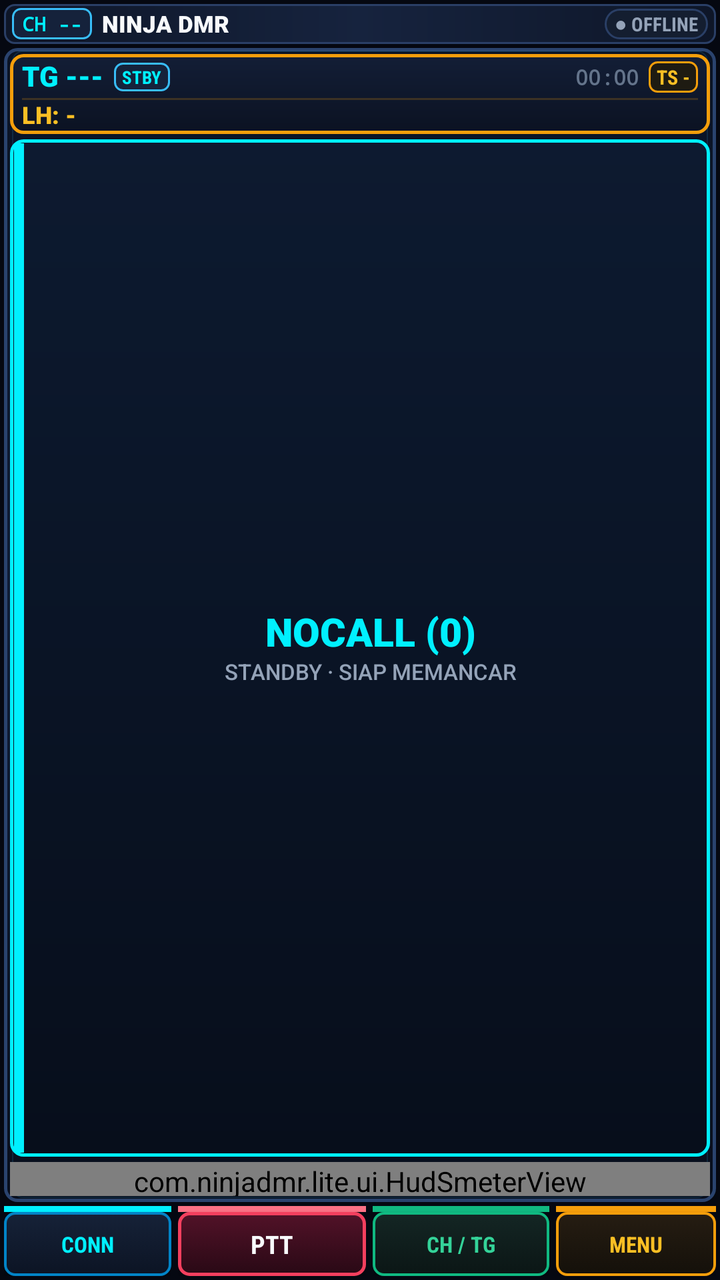
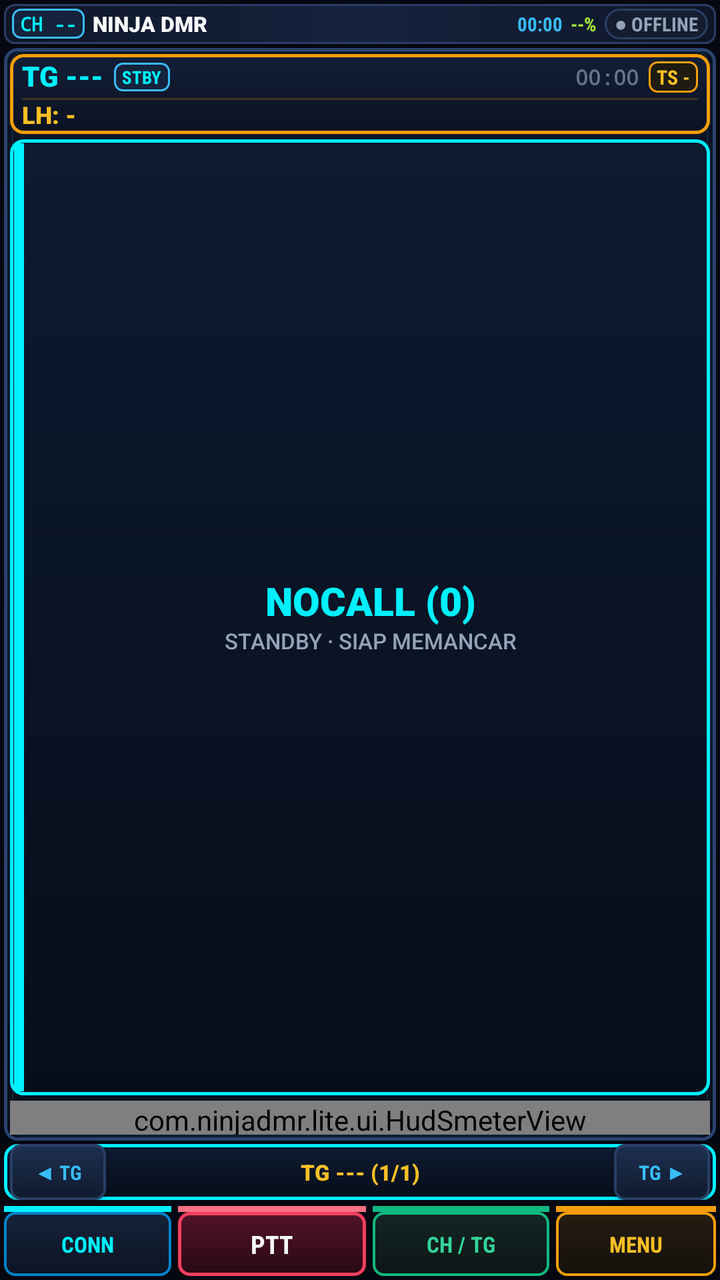

An Android layout rendered at two revisions. The XML below is the earlier revision; the diff shows what the commit changed to produce the second picture.
<!-- AndroidManifest.xml: application theme Theme.NinjaRadioLite -->
<!-- res/layout/activity_main.xml -->
<?xml version="1.0" encoding="utf-8"?>
<LinearLayout xmlns:android="http://schemas.android.com/apk/res/android"
    android:layout_width="match_parent"
    android:layout_height="match_parent"
    android:orientation="vertical"
    android:background="#050811"
    android:padding="2dp">

    
    <LinearLayout
        android:id="@+id/layoutTopBar"
        android:layout_width="match_parent"
        android:layout_height="20dp"
        android:orientation="horizontal"
        android:gravity="center_vertical"
        android:background="@drawable/top_bar_bg"
        android:paddingStart="4dp"
        android:paddingEnd="4dp"
        android:layout_marginBottom="2dp"
        android:clickable="true"
        android:focusable="false">

        <TextView
            android:id="@+id/tvChannelBadge"
            android:layout_width="wrap_content"
            android:layout_height="wrap_content"
            android:text="CH --"
            android:textColor="#00F0FF"
            android:textSize="10sp"
            android:fontFamily="monospace"
            android:textStyle="bold"
            android:background="@drawable/badge_pill"
            android:paddingStart="5dp"
            android:paddingEnd="5dp"
            android:paddingTop="1dp"
            android:paddingBottom="1dp"
            android:layout_marginEnd="5dp" />

        <TextView
            android:id="@+id/tvProfileName"
            android:layout_width="0dp"
            android:layout_height="wrap_content"
            android:layout_weight="1"
            android:text="NINJA DMR"
            android:textColor="#F8FAFC"
            android:textSize="11.5sp"
            android:fontFamily="sans-serif-black"
            android:textStyle="bold"
            android:singleLine="true"
            android:ellipsize="end" />

        <TextView
            android:id="@+id/tvAudioModeBadge"
            android:layout_width="wrap_content"
            android:layout_height="wrap_content"
            android:text="NC+DSP"
            android:textColor="#FBBF24"
            android:textSize="9sp"
            android:fontFamily="sans-serif-condensed"
            android:textStyle="bold"
            android:background="@drawable/badge_ts_amber"
            android:paddingStart="4dp"
            android:paddingEnd="4dp"
            android:paddingTop="1dp"
            android:paddingBottom="1dp"
            android:layout_marginEnd="3dp"
            android:visibility="gone" />

        <TextView
            android:id="@+id/tvStatus"
            android:layout_width="wrap_content"
            android:layout_height="wrap_content"
            android:text="● OFFLINE"
            android:textColor="@color/ninja_text_dim"
            android:textSize="9.5sp"
            android:fontFamily="sans-serif-condensed"
            android:textStyle="bold"
            android:background="@drawable/badge_status_offline"
            android:paddingStart="5dp"
            android:paddingEnd="5dp"
            android:paddingTop="1dp"
            android:paddingBottom="1dp" />
    </LinearLayout>

    
    <LinearLayout
        android:id="@+id/layoutLcdPanel"
        android:layout_width="match_parent"
        android:layout_height="0dp"
        android:layout_weight="1"
        android:background="@drawable/card_lcd"
        android:orientation="vertical"
        android:padding="3dp">

        
        <LinearLayout
            android:layout_width="match_parent"
            android:layout_height="wrap_content"
            android:orientation="vertical"
            android:background="@drawable/card_zone_a"
            android:paddingStart="6dp"
            android:paddingEnd="6dp"
            android:paddingTop="2dp"
            android:paddingBottom="2dp"
            android:layout_marginBottom="2.5dp">

            <LinearLayout
                android:layout_width="match_parent"
                android:layout_height="19dp"
                android:orientation="horizontal"
                android:gravity="center_vertical">

                <TextView
                    android:id="@+id/tvTg"
                    android:layout_width="wrap_content"
                    android:layout_height="wrap_content"
                    android:text="TG ---"
                    android:textColor="#00F0FF"
                    android:textSize="14sp"
                    android:fontFamily="sans-serif-black"
                    android:textStyle="bold"
                    android:includeFontPadding="false" />

                <TextView
                    android:id="@+id/tvModeBadge"
                    android:layout_width="wrap_content"
                    android:layout_height="wrap_content"
                    android:text="STBY"
                    android:textColor="#00F0FF"
                    android:textSize="9sp"
                    android:fontFamily="sans-serif-condensed"
                    android:textStyle="bold"
                    android:background="@drawable/badge_pill"
                    android:paddingStart="4dp"
                    android:paddingEnd="4dp"
                    android:paddingTop="1dp"
                    android:paddingBottom="1dp"
                    android:layout_marginStart="5dp" />

                <View
                    android:layout_width="0dp"
                    android:layout_height="1dp"
                    android:layout_weight="1" />

                <TextView
                    android:id="@+id/tvQsoTimer"
                    android:layout_width="wrap_content"
                    android:layout_height="wrap_content"
                    android:text="00:00"
                    android:textColor="@color/ninja_text_faint"
                    android:textSize="10.5sp"
                    android:fontFamily="monospace"
                    android:textStyle="bold"
                    android:layout_marginEnd="5dp" />

                <TextView
                    android:id="@+id/tvSlot"
                    android:layout_width="wrap_content"
                    android:layout_height="wrap_content"
                    android:text="TS -"
                    android:textColor="#FBBF24"
                    android:textSize="10sp"
                    android:fontFamily="sans-serif-condensed"
                    android:textStyle="bold"
                    android:background="@drawable/badge_ts_amber"
                    android:paddingStart="4dp"
                    android:paddingEnd="4dp"
                    android:paddingTop="1dp"
                    android:paddingBottom="1dp" />
            </LinearLayout>

            
            <View
                android:layout_width="match_parent"
                android:layout_height="1dp"
                android:background="#33F59E0B"
                android:layout_marginTop="1dp"
                android:layout_marginBottom="1dp" />

            
            <TextView
                android:id="@+id/tvLastHeard"
                android:layout_width="match_parent"
                android:layout_height="wrap_content"
                android:text="LH: -"
                android:textColor="#FBBF24"
                android:textSize="12sp"
                android:fontFamily="sans-serif-black"
                android:textStyle="bold"
                android:gravity="center_vertical"
                android:singleLine="true"
                android:ellipsize="end"
                android:includeFontPadding="false"
                android:visibility="visible" />
        </LinearLayout>

        
        <LinearLayout
            android:id="@+id/layoutCallerCard"
            android:layout_width="match_parent"
            android:layout_height="0dp"
            android:layout_weight="1"
            android:orientation="horizontal"
            android:gravity="center_vertical"
            android:background="@drawable/card_zone_caller"
            android:padding="2dp"
            android:layout_marginBottom="2.5dp">

            
            <View
                android:id="@+id/viewCallerAccent"
                android:layout_width="5dp"
                android:layout_height="match_parent"
                android:background="#00F0FF"
                android:layout_marginEnd="6dp" />

            <LinearLayout
                android:layout_width="0dp"
                android:layout_height="match_parent"
                android:layout_weight="1"
                android:orientation="vertical"
                android:gravity="center">

                <TextView
                    android:id="@+id/tvCallsignId"
                    android:layout_width="match_parent"
                    android:layout_height="wrap_content"
                    android:text="NOCALL (0)"
                    android:textColor="#00F0FF"
                    android:textSize="19.5sp"
                    android:fontFamily="sans-serif-black"
                    android:textStyle="bold"
                    android:gravity="center"
                    android:singleLine="true"
                    android:ellipsize="end"
                    android:includeFontPadding="false"
                    android:layout_marginBottom="1.5dp" />

                <TextView
                    android:id="@+id/tvRxInfo"
                    android:layout_width="match_parent"
                    android:layout_height="wrap_content"
                    android:text="STANDBY · SIAP MEMANCAR"
                    android:textColor="@color/ninja_text_dim"
                    android:textSize="11sp"
                    android:fontFamily="sans-serif-medium"
                    android:gravity="center"
                    android:singleLine="true"
                    android:includeFontPadding="false"
                    android:ellipsize="marquee"
                    android:marqueeRepeatLimit="marquee_forever"
                    android:focusable="true"
                    android:focusableInTouchMode="true" />
            </LinearLayout>
        </LinearLayout>

        
        <com.ninjadmr.lite.ui.HudSmeterView
            android:id="@+id/hudSmeter"
            android:layout_width="match_parent"
            android:layout_height="17dp" />

        
        <com.ninjadmr.lite.ui.HudWaveformView
            android:id="@+id/hudWaveform"
            android:layout_width="1dp"
            android:layout_height="1dp"
            android:visibility="gone" />

        <ProgressBar
            android:id="@+id/pbVuMeter"
            style="?android:attr/progressBarStyleHorizontal"
            android:layout_width="match_parent"
            android:layout_height="1dp"
            android:visibility="gone"
            android:max="100"
            android:progress="0" />
    </LinearLayout>

    
    <LinearLayout
        android:layout_width="match_parent"
        android:layout_height="35dp"
        android:orientation="horizontal"
        android:gravity="center"
        android:layout_marginTop="2dp">

        
        <LinearLayout
            android:layout_width="0dp"
            android:layout_height="match_parent"
            android:layout_weight="1"
            android:orientation="vertical"
            android:layout_marginEnd="1.5dp">
            <View
                android:layout_width="match_parent"
                android:layout_height="3dp"
                android:background="#00F0FF" />
            <Button
                android:id="@+id/btnConnect"
                android:layout_width="match_parent"
                android:layout_height="0dp"
                android:layout_weight="1"
                android:text="CONN"
                android:textSize="11sp"
                android:fontFamily="sans-serif-condensed"
                android:textStyle="bold"
                android:textColor="#00F0FF"
                android:background="@drawable/btn_key_conn"
                android:focusable="true"
                android:focusableInTouchMode="true" />
        </LinearLayout>

        
        <LinearLayout
            android:layout_width="0dp"
            android:layout_height="match_parent"
            android:layout_weight="1.12"
            android:orientation="vertical"
            android:layout_marginStart="1.5dp"
            android:layout_marginEnd="1.5dp">
            <View
                android:layout_width="match_parent"
                android:layout_height="3dp"
                android:background="#FB7185" />
            <Button
                android:id="@+id/btnPtt"
                android:layout_width="match_parent"
                android:layout_height="0dp"
                android:layout_weight="1"
                android:text="PTT"
                android:textSize="12.5sp"
                android:fontFamily="sans-serif-condensed"
                android:textStyle="bold"
                android:textColor="@color/white"
                android:background="@drawable/btn_ptt"
                android:focusable="true"
                android:focusableInTouchMode="true" />
        </LinearLayout>

        
        <LinearLayout
            android:layout_width="0dp"
            android:layout_height="match_parent"
            android:layout_weight="1.05"
            android:orientation="vertical"
            android:layout_marginStart="1.5dp"
            android:layout_marginEnd="1.5dp">
            <View
                android:layout_width="match_parent"
                android:layout_height="3dp"
                android:background="#10B981" />
            <Button
                android:id="@+id/btnProfiles"
                android:layout_width="match_parent"
                android:layout_height="0dp"
                android:layout_weight="1"
                android:text="CH / TG"
                android:textSize="11sp"
                android:fontFamily="sans-serif-condensed"
                android:textStyle="bold"
                android:textColor="#34D399"
                android:background="@drawable/btn_key_ch"
                android:focusable="true"
                android:focusableInTouchMode="true" />
        </LinearLayout>

        
        <LinearLayout
            android:layout_width="0dp"
            android:layout_height="match_parent"
            android:layout_weight="0.95"
            android:orientation="vertical"
            android:layout_marginStart="1.5dp">
            <View
                android:layout_width="match_parent"
                android:layout_height="3dp"
                android:background="#F59E0B" />
            <Button
                android:id="@+id/btnApps"
                android:layout_width="match_parent"
                android:layout_height="0dp"
                android:layout_weight="1"
                android:text="MENU"
                android:textSize="11sp"
                android:fontFamily="sans-serif-condensed"
                android:textStyle="bold"
                android:textColor="#FBBF24"
                android:background="@drawable/btn_key_menu"
                android:focusable="true"
                android:focusableInTouchMode="true" />
        </LinearLayout>
    </LinearLayout>

</LinearLayout>
<!-- resources referenced by this layout -->
<resources>
  <color name="ninja_text_dim">#94A3B8</color>
  <color name="ninja_text_faint">#64748B</color>
  <color name="white">#F8FAFC</color>
  <!-- drawable badge_pill (drawable) -->
  <?xml version="1.0" encoding="utf-8"?>
  <shape xmlns:android="http://schemas.android.com/apk/res/android"
      android:shape="rectangle">
      <solid android:color="#15223B" />
      <stroke android:width="1dp" android:color="#38BDF8" />
      <corners android:radius="4dp" />
  </shape>
  <!-- drawable badge_status_offline (drawable) -->
  <?xml version="1.0" encoding="utf-8"?>
  <shape xmlns:android="http://schemas.android.com/apk/res/android"
      android:shape="rectangle">
      <solid android:color="#141E30" />
      <stroke android:width="1dp" android:color="#2A3F66" />
      <corners android:radius="10dp" />
  </shape>
  <!-- drawable badge_ts_amber (drawable) -->
  <?xml version="1.0" encoding="utf-8"?>
  <shape xmlns:android="http://schemas.android.com/apk/res/android"
      android:shape="rectangle">
      <solid android:color="#1E1B12" />
      <stroke android:width="1dp" android:color="#F59E0B" />
      <corners android:radius="4dp" />
  </shape>
  <!-- drawable card_zone_a (drawable) -->
  <?xml version="1.0" encoding="utf-8"?>
  <shape xmlns:android="http://schemas.android.com/apk/res/android"
      android:shape="rectangle">
      <gradient
          android:angle="270"
          android:startColor="#131E36"
          android:endColor="#0B1222" />
      <stroke android:width="1.5dp" android:color="#F59E0B" />
      <corners android:radius="6dp" />
  </shape>
  <!-- drawable card_zone_caller (drawable) -->
  <?xml version="1.0" encoding="utf-8"?>
  <shape xmlns:android="http://schemas.android.com/apk/res/android"
      android:shape="rectangle">
      <gradient
          android:angle="270"
          android:startColor="#0D1A30"
          android:endColor="#070E1B" />
      <stroke android:width="1.5dp" android:color="#00F0FF" />
      <corners android:radius="6dp" />
  </shape>
  <style name="Theme.NinjaRadioLite" parent="Theme.AppCompat.NoActionBar">
          <item name="android:windowBackground">@color/black</item>
          <item name="android:colorBackground">@color/black</item>
          <item name="android:textColor">@color/white</item>
          <item name="colorPrimary">#212121</item>
          <item name="colorPrimaryDark">#000000</item>
          <item name="colorAccent">@color/accent_yellow</item>
      </style>
  <color name="black">#060A12</color>
  <color name="accent_yellow">#FBBF24</color>
  <!-- unchanged entries left out for length: 6 -->
</resources>

<!-- the commit's change to res/layout/activity_main.xml (unified diff, before → after) -->
@@ -26,15 +26,15 @@
             android:layout_height="wrap_content"
             android:text="CH --"
             android:textColor="#00F0FF"
-            android:textSize="10sp"
+            android:textSize="9.5sp"
             android:fontFamily="monospace"
             android:textStyle="bold"
             android:background="@drawable/badge_pill"
-            android:paddingStart="5dp"
-            android:paddingEnd="5dp"
+            android:paddingStart="4dp"
+            android:paddingEnd="4dp"
             android:paddingTop="1dp"
             android:paddingBottom="1dp"
-            android:layout_marginEnd="5dp" />
+            android:layout_marginEnd="4dp" />
 
         <TextView
             android:id="@+id/tvProfileName"
@@ -43,11 +43,34 @@
             android:layout_weight="1"
             android:text="NINJA DMR"
             android:textColor="#F8FAFC"
-            android:textSize="11.5sp"
+            android:textSize="10.5sp"
             android:fontFamily="sans-serif-black"
             android:textStyle="bold"
             android:singleLine="true"
             android:ellipsize="end" />
+
+        <TextClock
+            android:id="@+id/tcClock"
+            android:layout_width="wrap_content"
+            android:layout_height="wrap_content"
+            android:format12Hour="HH:mm"
+            android:format24Hour="HH:mm"
+            android:textColor="#38BDF8"
+            android:textSize="9.5sp"
+            android:fontFamily="sans-serif-condensed"
+            android:textStyle="bold"
+            android:layout_marginEnd="4dp" />
+
+        <TextView
+            android:id="@+id/tvBattery"
+            android:layout_width="wrap_content"
+            android:layout_height="wrap_content"
+            android:text="--%"
+            android:textColor="#A3E635"
+            android:textSize="9.5sp"
+            android:fontFamily="sans-serif-condensed"
+            android:textStyle="bold"
+            android:layout_marginEnd="4dp" />
 
         <TextView
             android:id="@+id/tvAudioModeBadge"
@@ -279,6 +302,59 @@
 
     
     <LinearLayout
+        android:id="@+id/layoutTgSwitcher"
+        android:layout_width="match_parent"
+        android:layout_height="28dp"
+        android:orientation="horizontal"
+        android:gravity="center_vertical"
+        android:background="@drawable/card_zone_caller"
+        android:paddingStart="3dp"
+        android:paddingEnd="3dp"
+        android:layout_marginTop="1.5dp"
+        android:layout_marginBottom="1dp">
+
+        <Button
+            android:id="@+id/btnTgPrev"
+            android:layout_width="48dp"
+            android:layout_height="match_parent"
+            android:text="◀ TG"
+            android:textSize="10sp"
+            android:fontFamily="sans-serif-condensed"
+            android:textStyle="bold"
+            android:textColor="@color/ninja_cyan"
+            android:background="@drawable/btn_dpad"
+            android:focusable="true" />
+
+        <TextView
+            android:id="@+id/tvQuickTg"
+            android:layout_width="0dp"
+            android:layout_height="match_parent"
+            android:layout_weight="1"
+            android:text="TG --- (1/1)"
+            android:textColor="@color/ninja_amber"
+            android:textSize="11sp"
+            android:fontFamily="sans-serif-black"
+            android:textStyle="bold"
+            android:gravity="center"
+            android:singleLine="true"
+            android:background="?android:attr/selectableItemBackground"
+            android:focusable="true" />
+
+        <Button
+            android:id="@+id/btnTgNext"
+            android:layout_width="48dp"
+            android:layout_height="match_parent"
+            android:text="TG ▶"
+            android:textSize="10sp"
+            android:fontFamily="sans-serif-condensed"
+            android:textStyle="bold"
+            android:textColor="@color/ninja_cyan"
+            android:background="@drawable/btn_dpad"
+            android:focusable="true" />
+    </LinearLayout>
+
+    
+    <LinearLayout
         android:layout_width="match_parent"
         android:layout_height="35dp"
         android:orientation="horizontal"
<!-- resource entries referenced after the edit -->
@@ -1,5 +1,7 @@
 <!-- resources referenced by this layout -->
 <resources>
+  <color name="ninja_amber">#FBBF24</color>
+  <color name="ninja_cyan">#38BDF8</color>
   <color name="ninja_text_dim">#94A3B8</color>
   <color name="ninja_text_faint">#64748B</color>
   <color name="white">#F8FAFC</color>
@@ -27,6 +29,40 @@
       <stroke android:width="1dp" android:color="#F59E0B" />
       <corners android:radius="4dp" />
   </shape>
+  <!-- drawable btn_dpad (drawable) -->
+  <?xml version="1.0" encoding="utf-8"?>
+  <selector xmlns:android="http://schemas.android.com/apk/res/android">
+      <item android:state_pressed="true">
+          <shape android:shape="rectangle">
+              <gradient
+                  android:angle="270"
+                  android:startColor="#0284C7"
+                  android:endColor="#0369A1" />
+              <stroke android:width="2dp" android:color="#38BDF8" />
+              <corners android:radius="5dp" />
+          </shape>
+      </item>
+      <item android:state_focused="true">
+          <shape android:shape="rectangle">
+              <gradient
+                  android:angle="270"
+                  android:startColor="#263B66"
+                  android:endColor="#172542" />
+              <stroke android:width="2dp" android:color="#38BDF8" />
+              <corners android:radius="5dp" />
+          </shape>
+      </item>
+      <item>
+          <shape android:shape="rectangle">
+              <gradient
+                  android:angle="270"
+                  android:startColor="#1E3050"
+                  android:endColor="#101A2E" />
+              <stroke android:width="1.2dp" android:color="#2A3F66" />
+              <corners android:radius="5dp" />
+          </shape>
+      </item>
+  </selector>
   <!-- drawable card_zone_a (drawable) -->
   <?xml version="1.0" encoding="utf-8"?>
   <shape xmlns:android="http://schemas.android.com/apk/res/android"
@@ -56,6 +92,8 @@
           <item name="colorPrimary">#212121</item>
           <item name="colorPrimaryDark">#000000</item>
           <item name="colorAccent">@color/accent_yellow</item>
+          <item name="android:windowFullscreen">true</item>
+          <item name="android:windowContentOverlay">@null</item>
       </style>
   <color name="black">#060A12</color>
   <color name="accent_yellow">#FBBF24</color>
